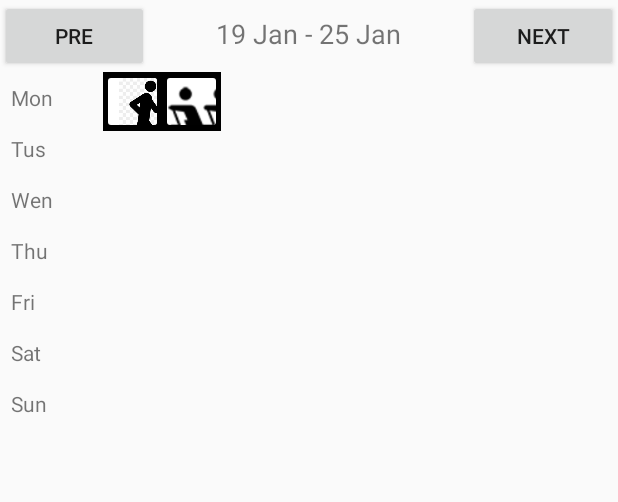
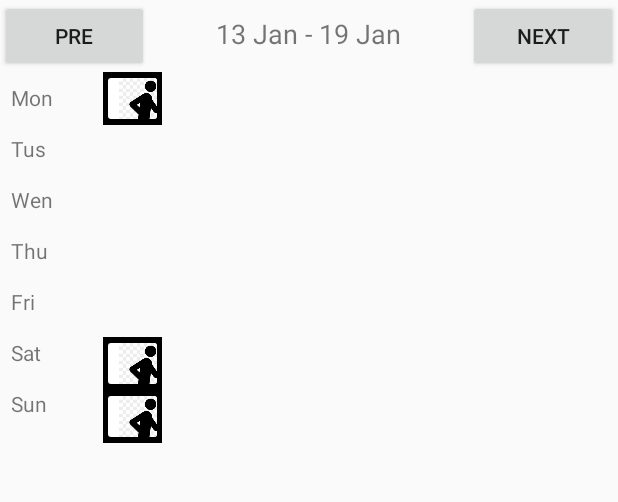
Before and after one commit to EsraaM0hamed/My_Calender, an Android app: the screen it shows after launch (MainActivity), after a tap on "PRE", on a phone screen of 412 x 824 dp, the part 84-586 px from its top. Run offline under Robolectric (Android 15) with nearby library versions, the phone set to English and light mode, and no system bars.

Commit message:
complete custom calender

```diff
--- a/app/build.gradle
+++ b/app/build.gradle
@@ -26,7 +26,7 @@ dependencies {
     implementation 'com.android.support:appcompat-v7:25.0.0'
     implementation 'junit:junit:4.12'
     implementation 'com.android.support:recyclerview-v7:25.0.0'
-    implementation 'com.android.support:cardview-v7:25.0.+'
+    implementation 'com.android.support:cardview-v7:25.0.0'
 
 
 }
--- a/app/src/main/java/com/desai/vatsal/mydynamiccalendarexample/DateListAdapterE.java
+++ b/app/src/main/java/com/desai/vatsal/mydynamiccalendarexample/DateListAdapterE.java
@@ -17,7 +17,9 @@ public class DateListAdapterE extends RecyclerView.Adapter<DateListAdapterE.View
 
 
     public DateListAdapterE(Context context, ArrayList<DateModelE> dateModelList) {
+
         this.context = context;
+
         this.dateModelList = dateModelList;
     }
 
@@ -32,16 +34,19 @@ public class DateListAdapterE extends RecyclerView.Adapter<DateListAdapterE.View
     @Override
     public void onBindViewHolder(DateListAdapterE.ViewHolder holder, int position) {
         holder.app_iamge.setImageResource(Integer.parseInt(String.valueOf(dateModelList.get(position).getFlag())));
+
     }
 
     @Override
     public int getItemCount() {
+
         return dateModelList.size();
+
     }
+
 
     public class ViewHolder extends RecyclerView.ViewHolder {
         ImageView app_iamge;
-        TextView app_name;
 
 
         public ViewHolder(View itemView) {
--- a/app/src/main/java/com/desai/vatsal/mydynamiccalendarexample/MainActivity.java
+++ b/app/src/main/java/com/desai/vatsal/mydynamiccalendarexample/MainActivity.java
@@ -12,6 +12,7 @@ import android.widget.Button;
 import android.widget.TextView;
 import android.widget.Toast;
 
+
 import java.text.DateFormat;
 import java.text.SimpleDateFormat;
 import java.util.ArrayList;
@@ -24,20 +25,21 @@ public class MainActivity extends AppCompatActivity {
     private Toolbar toolbar;
     private ArrayList<DateModel> dateModelList;
     private ArrayList<DateModelE> mylList;
-    private ArrayList<DateModelE> mon_act, tus_act;
+    private ArrayList<DateModelE> mon_act, tus_act, wen_act, thr_act, fri_act, sat_act, sun_act;
     private ArrayList<DateModelE> current_week_ac;
     private DateListAdapterE myadapter;
-    private ArrayList<ShowEventsModelE> showEventsModelList;
     ArrayList<Calendar> bb = new ArrayList<>();
     String name;
+    boolean flag = false;
     int image;
-    RecyclerView mon_recy, tus_recy;
+    RecyclerView mon_recy, tus_recy, wen_recy, thr_recy_, fri_recy, sat_recy, sun_recy;
     private RecyclerView.LayoutManager mLayoutManager;
     private SimpleDateFormat sdfWeekDay = new SimpleDateFormat("dd MMM");
     private Calendar calendar = Calendar.getInstance();
     Context context;
     ArrayList<Integer> weedays;
     ArrayList<String> dateStrings;
+    String key;
 
     @Override
     protected void onCreate(Bundle savedInstanceState) {
@@ -45,7 +47,7 @@ public class MainActivity extends AppCompatActivity {
         setContentView(R.layout.activity_main);
         findItemsById();
         showWeekView();
-        // initReci();
+        checkForActivites();
 
     }
 
@@ -58,76 +60,13 @@ public class MainActivity extends AppCompatActivity {
         setSupportActionBar(toolbar);
         mon_recy = (RecyclerView) findViewById(R.id.mon_recy);
         tus_recy = (RecyclerView) findViewById(R.id.tus_recy);
+        wen_recy = (RecyclerView) findViewById(R.id.wen_recy);
+        thr_recy_ = (RecyclerView) findViewById(R.id.thr_recy);
+        fri_recy = (RecyclerView) findViewById(R.id.fri_recy);
+        sat_recy = (RecyclerView) findViewById(R.id.sat_recy);
+        sun_recy = (RecyclerView) findViewById(R.id.sun_recy);
 
     }
-
-    private void initReci() {
-        tus_act = new ArrayList<>();
-
-        weedays = new ArrayList<>();
-        current_week_ac = new ArrayList<>();
-        dateStrings = new ArrayList<>();
-        mylList = new ArrayList<>();
-        tus_act = new ArrayList<>();
-        DateModelE dateModelE = new DateModelE("E1", "run", "Tus 23/01/2019", R.mipmap.row);
-        mylList.add(dateModelE);
-        DateModelE dateModelE2 = new DateModelE("E2", "run", "Mon 21/01/2019", R.mipmap.run);
-        mylList.add(dateModelE2);
-        DateModelE dateModelE4 = new DateModelE("E4", "run", "Mon 21/01/2019", R.mipmap.row);
-        mylList.add(dateModelE4);
-        DateModelE dateModelE3 = new DateModelE("E3", "row", "Tus 23/01/2019", R.mipmap.run);
-        mylList.add(dateModelE3);
-        DateModelE dateModelE5 = new DateModelE("E5", "row", "Tus 23/01/2019", R.mipmap.row);
-        mylList.add(dateModelE5);
-        getcurrerntdayString();
-        mLayoutManager = new LinearLayoutManager(this, LinearLayoutManager.HORIZONTAL, false);
-
-        //for calender****************
-        for (int k = 0; k < mylList.size(); k++) {
-
-            System.out.println("dates " + mylList.get(k).getDate());
-            if (mylList.get(k).getDate().contains("Mon")) {
-                mon_act.add(mylList.get(k));
-                myadapter = new DateListAdapterE(context, mon_act);
-                mLayoutManager = new LinearLayoutManager(this, LinearLayoutManager.HORIZONTAL, false);
-                mon_recy.setLayoutManager(mLayoutManager);
-                mon_recy.setAdapter(myadapter);
-            } else if (mylList.get(k).getDate().contains("Tus")) {
-                tus_act.add(mylList.get(k));
-                myadapter = new DateListAdapterE(context, tus_act);
-                mLayoutManager = new LinearLayoutManager(this, LinearLayoutManager.HORIZONTAL, false);
-                tus_recy.setLayoutManager(mLayoutManager);
-                tus_recy.setAdapter(myadapter);
-
-            }
-        }
-
-
-    }
-
-    private ArrayList<String> getcurrerntdayString() {
-        Calendar a = Calendar.getInstance();
-        ArrayList<Calendar> b = new ArrayList<>();
-        Calendar c = Calendar.getInstance();
-        c.set(Calendar.DAY_OF_WEEK, Calendar.MONDAY);
-        DateFormat df = new SimpleDateFormat("EEE dd/MM/yyyy");
-        for (int i = 0; i < 7; i++) {
-
-            c.add(Calendar.DATE, 1);
-            a.add(Calendar.DATE, i > 0 ? 1 : 0);
-            b.add(a);
-            a = (Calendar) a.clone();
-
-        }
-
-        for (int j = 0; j < b.size(); j++) {
-            String dateString = String.valueOf(df.format(b.get(j).getTime()));
-            dateStrings.add(dateString);
-        }
-        return dateStrings;
-    }
-
-    //****
 
 
     public void showWeekView() {
@@ -141,14 +80,17 @@ public class MainActivity extends AppCompatActivity {
             public void onClick(View view) {
 
                 setWeekView("sub");
-
+                checkForActivites();
 
             }
         });
         next.setOnClickListener(new View.OnClickListener() {
             @Override
             public void onClick(View view) {
+                initArrays();
                 setWeekView("add");
+                checkForActivites();
+
             }
         });
 
@@ -157,7 +99,6 @@ public class MainActivity extends AppCompatActivity {
 
 
         dateModelList = new ArrayList<>();
-        showEventsModelList = new ArrayList<>();
 
 
         if (sign.equals("add")) {
@@ -174,9 +115,7 @@ public class MainActivity extends AppCompatActivity {
 
 
         String weekStartDay = sdfWeekDay.format(calendar.getTime());
-        Log.d("hi","*** "+weekStartDay);
         dateModelList.clear();
-        DateFormat df = new SimpleDateFormat("EEE dd/MM/yyyy");
         while (dateModelList.size() < 7) {
             DateModel model = new DateModel();
             model.setDates(calendar.getTime());
@@ -185,40 +124,198 @@ public class MainActivity extends AppCompatActivity {
             calendar.add(Calendar.DAY_OF_MONTH, 1);
 
         }
-        mon_act = new ArrayList<>();
-        mylList = new ArrayList<>();
-        DateModelE dateModelE = new DateModelE("E1", "run", "Wed 30/01/2019", R.mipmap.row);
-        mylList.add(dateModelE);
-        DateModelE dateModelE2 = new DateModelE("E2", "run", "Mon 21/01/2019", R.mipmap.run);
-        mylList.add(dateModelE2);
-        DateModelE dateModelE4 = new DateModelE("E4", "run", "Mon 21/01/2019", R.mipmap.row);
-        mylList.add(dateModelE4);
+
+
+        //to set the first Day of week
+        calendar.set(Calendar.DAY_OF_WEEK, calendar.getFirstDayOfWeek());
+        calendar.add(Calendar.DAY_OF_MONTH, -1);
+        String weekEndDay = sdfWeekDay.format(calendar.getTime());
+        date.setText(String.format("%s - %s", weekStartDay, weekEndDay));
+        calendar.add(Calendar.DAY_OF_MONTH, -6);
+
+
+    }
+
+    private void checkForActivites() {
+
+        DateFormat df = new SimpleDateFormat("EEE dd/MM/yyyy");
+
+
+        initArrays();
+        fullList();
+
         for (int i = 0; i < dateModelList.size(); i++) {
             for (int j = 0; j < mylList.size(); j++) {
+                myadapter = new DateListAdapterE(this, mylList);
                 Log.d("*", "*" + String.valueOf(df.format(dateModelList.get(i).getDates())) + " " + mylList.get(j).getDate());
                 if (String.valueOf(df.format(dateModelList.get(i).getDates())).equals(mylList.get(j).getDate())) {
                     Toast.makeText(this, "Yes", Toast.LENGTH_SHORT).show();
-                    mon_act.add(mylList.get(j));
-                    myadapter = new DateListAdapterE(context, mon_act);
-                    mLayoutManager = new LinearLayoutManager(this, LinearLayoutManager.HORIZONTAL, false);
-                    mon_recy.setLayoutManager(mLayoutManager);
-                    mon_recy.setAdapter(myadapter);
+                    String currentString = mylList.get(j).getDate();
+                    String[] separated = currentString.split(" ");
+                    key = separated[0];
+                    switch (key) {
+                        case "Mon":
+
+                            mon_act.add(mylList.get(j));
+                            mLayoutManager = new LinearLayoutManager(this, LinearLayoutManager.HORIZONTAL, false);
+                            mon_recy.setLayoutManager(mLayoutManager);
+                            myadapter = new DateListAdapterE(context, mon_act);
+                            mon_recy.setAdapter(myadapter);
+
+                            break;
+
+
+                        case "Tue":
+                            tus_act.add(mylList.get(j));
+                            myadapter = new DateListAdapterE(context, tus_act);
+                            mLayoutManager = new LinearLayoutManager(this, LinearLayoutManager.HORIZONTAL, false);
+                            tus_recy.setLayoutManager(mLayoutManager);
+                            tus_recy.setAdapter(myadapter);
+
+                            break;
+                        case "Wed":
+                            wen_act.add(mylList.get(j));
+                            myadapter = new DateListAdapterE(context, wen_act);
+                            mLayoutManager = new LinearLayoutManager(this, LinearLayoutManager.HORIZONTAL, false);
+                            wen_recy.setLayoutManager(mLayoutManager);
+                            wen_recy.setAdapter(myadapter);
+
+                            break;
+                        case "Thu":
+                            thr_act.add(mylList.get(j));
+                            myadapter = new DateListAdapterE(context, thr_act);
+                            mLayoutManager = new LinearLayoutManager(this, LinearLayoutManager.HORIZONTAL, false);
+                            thr_recy_.setLayoutManager(mLayoutManager);
+                            thr_recy_.setAdapter(myadapter);
+
+                            break;
+                        case "Fri":
+                            fri_act.add(mylList.get(j));
+                            myadapter = new DateListAdapterE(this, fri_act);
+                            mLayoutManager = new LinearLayoutManager(this, LinearLayoutManager.HORIZONTAL, false);
+                            fri_recy.setLayoutManager(mLayoutManager);
+                            fri_recy.setAdapter(myadapter);
+
+
+                            break;
+                        case "Sat":
+                            sat_act.add(mylList.get(j));
+                            myadapter = new DateListAdapterE(this, sat_act);
+                            mLayoutManager = new LinearLayoutManager(this, LinearLayoutManager.HORIZONTAL, false);
+                            sat_recy.setLayoutManager(mLayoutManager);
+                            sat_recy.setAdapter(myadapter);
+
+                            break;
+                        case "Sun":
+                            sun_act.add(mylList.get(j));
+                            myadapter = new DateListAdapterE(this, sun_act);
+                            mLayoutManager = new LinearLayoutManager(this, LinearLayoutManager.HORIZONTAL, false);
+                            sun_recy.setLayoutManager(mLayoutManager);
+                            sun_recy.setAdapter(myadapter);
+
+                            break;
+
+                    }
                     myadapter.notifyDataSetChanged();
 
+                } else {
+
+
                 }
+
             }
             Log.d("nw", "* " + String.valueOf(df.format(dateModelList.get(i).getDates())));
 
         }
 
-        calendar.add(Calendar.DAY_OF_MONTH, -1);
+    }
 
-        String weekEndDay = sdfWeekDay.format(calendar.getTime());
 
-        date.setText(String.format("%s - %s", weekStartDay, weekEndDay));
+    private void initArrays() {
+        mon_act = new ArrayList<>();
+        tus_act = new ArrayList<>();
+        wen_act = new ArrayList<>();
+        thr_act = new ArrayList<>();
+        fri_act = new ArrayList<>();
+        sat_act = new ArrayList<>();
+        sun_act = new ArrayList<>();
+        mylList = new ArrayList<>();
+        myadapter = new DateListAdapterE(this, fri_act);
+        mLayoutManager = new LinearLayoutManager(this, LinearLayoutManager.HORIZONTAL, false);
+        fri_recy.setLayoutManager(mLayoutManager);
+        fri_recy.setAdapter(myadapter);
 
-        calendar.add(Calendar.DAY_OF_MONTH, -6);
+        myadapter = new DateListAdapterE(this, mon_act);
+        mLayoutManager = new LinearLayoutManager(this, LinearLayoutManager.HORIZONTAL, false);
+        mon_recy.setLayoutManager(mLayoutManager);
+        mon_recy.setAdapter(myadapter);
 
+        myadapter = new DateListAdapterE(this, tus_act);
+        mLayoutManager = new LinearLayoutManager(this, LinearLayoutManager.HORIZONTAL, false);
+        tus_recy.setLayoutManager(mLayoutManager);
+        tus_recy.setAdapter(myadapter);
+
+        myadapter = new DateListAdapterE(this, thr_act);
+        mLayoutManager = new LinearLayoutManager(this, LinearLayoutManager.HORIZONTAL, false);
+        thr_recy_.setLayoutManager(mLayoutManager);
+        thr_recy_.setAdapter(myadapter);
+
+        myadapter = new DateListAdapterE(this, sat_act);
+        mLayoutManager = new LinearLayoutManager(this, LinearLayoutManager.HORIZONTAL, false);
+        sat_recy.setLayoutManager(mLayoutManager);
+        sat_recy.setAdapter(myadapter);
+
+        myadapter = new DateListAdapterE(this, sun_act);
+        mLayoutManager = new LinearLayoutManager(this, LinearLayoutManager.HORIZONTAL, false);
+        sun_recy.setLayoutManager(mLayoutManager);
+        sun_recy.setAdapter(myadapter);
+
+        myadapter = new DateListAdapterE(this, wen_act);
+        mLayoutManager = new LinearLayoutManager(this, LinearLayoutManager.HORIZONTAL, false);
+        wen_recy.setLayoutManager(mLayoutManager);
+        wen_recy.setAdapter(myadapter);
+    }
+
+
+    private void fullList() {
+
+        DateModelE dateModelE = new DateModelE("E1", "run", "Tue 22/01/2019", R.mipmap.run);
+        mylList.add(dateModelE);
+        DateModelE dateModel5 = new DateModelE("E1", "run", "Wed 23/01/2019", R.mipmap.run);
+        mylList.add(dateModel5);
+        DateModelE dateModel3 = new DateModelE("E1", "row", "Tue 22/01/2019", R.mipmap.row);
+        mylList.add(dateModel3);
+
+        DateModelE dateModelE6 = new DateModelE("E1", "run", "Sat 19/01/2019", R.mipmap.run);
+        mylList.add(dateModelE6);
+        DateModelE dateModelE7 = new DateModelE("E1", "run", "Sun 20/01/2019", R.mipmap.run);
+        mylList.add(dateModelE7);
+        DateModelE dateModel8 = new DateModelE("E1", "run", "Sun 13/01/2019", R.mipmap.run);
+        mylList.add(dateModel8);
+
+        DateModelE mon11 = new DateModelE("E1", "run", "Mon 14/01/2019", R.mipmap.run);
+        mylList.add(mon11);
+        DateModelE mon12 = new DateModelE("E1", "run", "Mon 28/01/2019", R.mipmap.run);
+        mylList.add(mon12);
+        DateModelE dateModelE2 = new DateModelE("E2", "run", "Mon 21/01/2019", R.mipmap.run);
+        mylList.add(dateModelE2);
+        DateModelE dateModelE4 = new DateModelE("E4", "row", "Mon 21/01/2019", R.mipmap.row);
+        mylList.add(dateModelE4);
+        DateModelE dateModelE11 = new DateModelE("E4", "row", "Fri 25/01/2019", R.mipmap.row);
+        mylList.add(dateModelE11);
+
+        DateModelE d2 = new DateModelE("E2", "run", "Fri 01/02/2019", R.mipmap.run);
+        mylList.add(d2);
+        DateModelE d3 = new DateModelE("E4", "row", "Tue 01/01/2019", R.mipmap.row);
+        mylList.add(d3);
+        DateModelE d4= new DateModelE("E4", "row", "Wed 09/01/2019", R.mipmap.row);
+        mylList.add(d4);
+//        DateModelE dateModel10 = new DateModelE("E1", "run", "Tue 29/01/2019", R.mipmap.run);
+//        mylList.add(dateModel10);
+//        DateModelE dateModel9 = new DateModelE("E1", "run", "Mon 21/01/2019", R.mipmap.run);
+//        mylList.add(dateModel9);
+//        DateModelE dateModelE8 = new DateModelE("E1", "run", "Thu 31/01/2019", R.mipmap.run);
+//        mylList.add(dateModelE8);
 
     }
 
--- a/app/src/main/res/layout/activity_main.xml
+++ b/app/src/main/res/layout/activity_main.xml
@@ -22,7 +22,7 @@
             android:layout_width="10dp"
             android:layout_height="wrap_content"
             android:layout_weight="1"
-            android:text="pre"
+            android:text="@string/pre"
             android:textSize="14sp" />
 
         <TextView
@@ -119,12 +119,38 @@
             <android.support.v7.widget.RecyclerView
                 android:id="@+id/mon_recy"
                 android:layout_width="match_parent"
-                android:layout_height="40dp" />
+                android:layout_height="35dp" />
 
             <android.support.v7.widget.RecyclerView
                 android:id="@+id/tus_recy"
                 android:layout_width="match_parent"
-                android:layout_height="40dp" />
+                android:layout_height="35dp" />
+
+            <android.support.v7.widget.RecyclerView
+                android:id="@+id/wen_recy"
+                android:layout_width="match_parent"
+                android:layout_height="35dp" />
+
+            <android.support.v7.widget.RecyclerView
+                android:id="@+id/thr_recy"
+                android:layout_width="match_parent"
+                android:layout_height="35dp" />
+
+            <android.support.v7.widget.RecyclerView
+                android:id="@+id/fri_recy"
+                android:layout_width="match_parent"
+                android:layout_height="35dp" />
+
+            <android.support.v7.widget.RecyclerView
+                android:id="@+id/sat_recy"
+                android:layout_width="match_parent"
+                android:layout_height="35dp" />
+
+            <android.support.v7.widget.RecyclerView
+                android:id="@+id/sun_recy"
+                android:layout_width="match_parent"
+                android:layout_height="35dp" />
+
         </LinearLayout>
 
         <!--<android.support.v7.widget.RecyclerView-->
--- a/app/src/main/res/values/strings.xml
+++ b/app/src/main/res/values/strings.xml
@@ -1,3 +1,4 @@
 <resources>
     <string name="app_name">MyDynamicCalendarExample</string>
+    <string name="pre">pre</string>
 </resources>
```
Also changed, not shown: app/src/main/java/com/desai/vatsal/mydynamiccalendarexample/AppConstantE.java (deleted, +0 -79 lines), app/src/main/java/com/desai/vatsal/mydynamiccalendarexample/ShowEventsModelE.java (deleted, +0 -28 lines).
